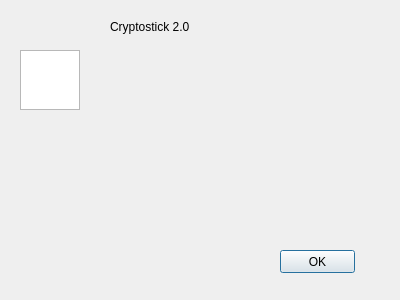
Qt form PC software/CryptoStickGUI/aboutdialog.ui (Nitrokey/nitrokey-pro-firmware) before a commit.
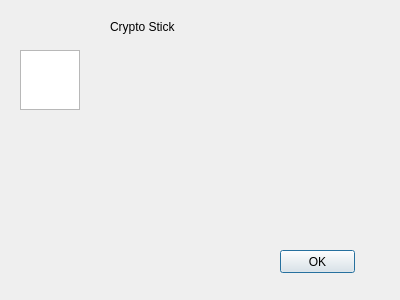
The same form after that commit.

Patch:
```diff
--- a/PC software/CryptoStickGUI/aboutdialog.ui
+++ b/PC software/CryptoStickGUI/aboutdialog.ui
@@ -36,7 +36,7 @@
     </rect>
    </property>
    <property name="text">
-    <string>Cryptostick 2.0</string>
+    <string>Crypto Stick</string>
    </property>
    <property name="alignment">
     <set>Qt::AlignLeading|Qt::AlignLeft|Qt::AlignTop</set>
```
